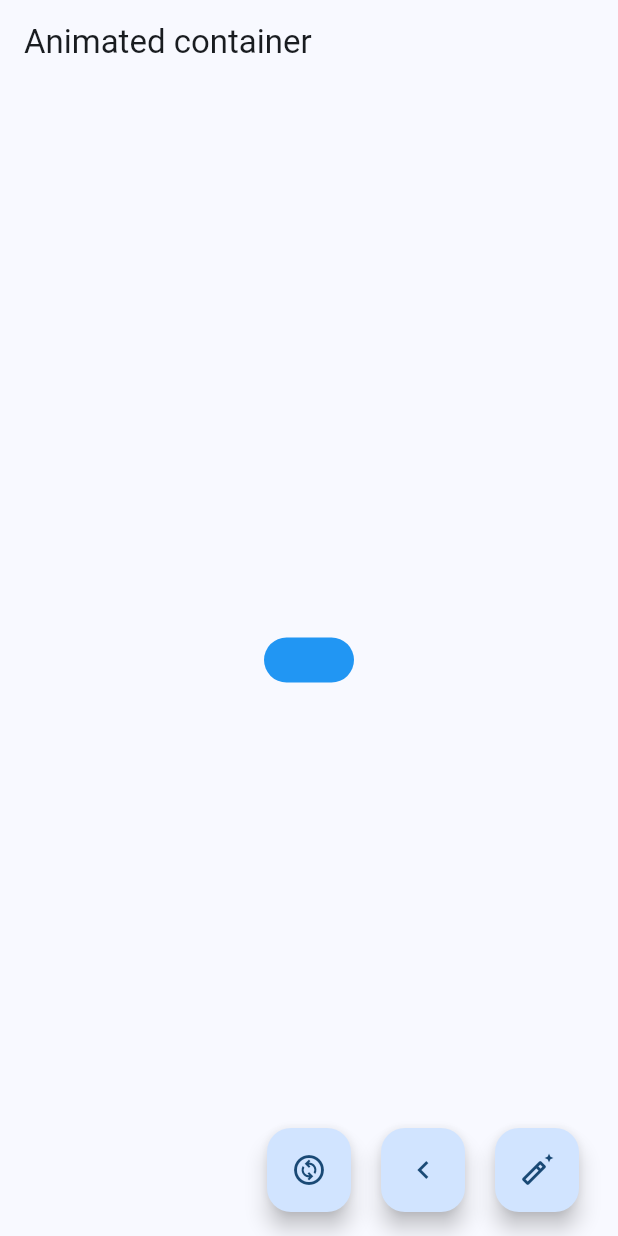
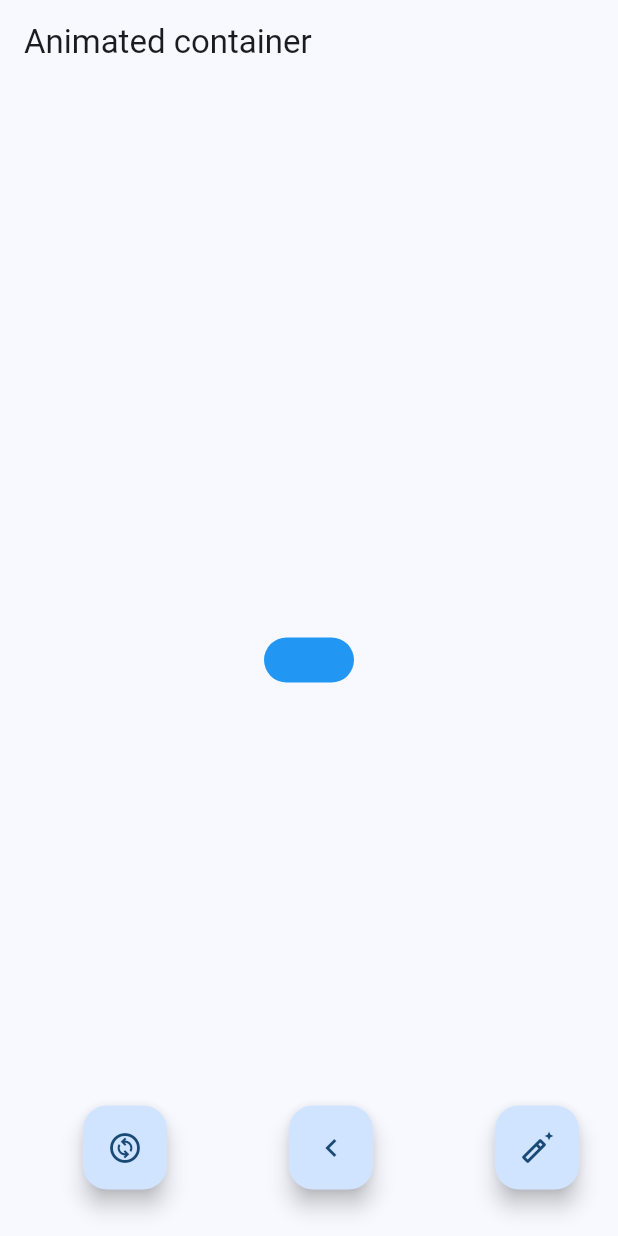
Before and after one commit to dazanez/widgets, a Flutter app: the AnimatedScreen screen opened by its route, on a phone screen of 412 x 824 dp. Run offline on Flutter 3.47's test engine with Material 3 defaults, Android fonts, the phone set to English and light mode, and no system bars; our stand-ins replace go_router.

Commit message:
(Animated Conatiner) floating buttons centered

```diff
--- a/lib/presentation/screens/animated/animated_screen.dart
+++ b/lib/presentation/screens/animated/animated_screen.dart
@@ -97,11 +97,14 @@ class _AnimatedScreenState extends State<AnimatedScreen> {
         ),
       ),
       floatingActionButton: Row(
-        mainAxisAlignment: MainAxisAlignment.end,
-        crossAxisAlignment: CrossAxisAlignment.center,
+        mainAxisAlignment: MainAxisAlignment.spaceBetween,
+        crossAxisAlignment: CrossAxisAlignment.end,
         children: [
+          const Padding(
+            padding: EdgeInsets.symmetric(),
+          ),
           Padding(
-            padding: const EdgeInsets.symmetric(horizontal: 10.0),
+            padding: const EdgeInsets.symmetric(horizontal: 10.0, vertical: 15.0),
             child: FloatingActionButton(
               heroTag: 'floatingButtonChangeCurve',
               onPressed: () => changeCurve(context),
@@ -109,7 +112,7 @@ class _AnimatedScreenState extends State<AnimatedScreen> {
             ),
           ),
           Padding(
-            padding: const EdgeInsets.symmetric(horizontal: 10.0),
+            padding: const EdgeInsets.symmetric(horizontal: 10.0, vertical: 15.0),
             child: FloatingActionButton(
               heroTag: 'floatingButtonPreviousShape',
               onPressed: changeToPreviousShape,
@@ -117,7 +120,7 @@ class _AnimatedScreenState extends State<AnimatedScreen> {
             ),
           ),
           Padding(
-            padding: const EdgeInsets.symmetric(horizontal: 10.0),
+            padding: const EdgeInsets.symmetric(horizontal: 10.0, vertical: 15.0),
             child: FloatingActionButton(
               heroTag: 'floatingButtonChangeShape',
               onPressed: changeShape,
```
